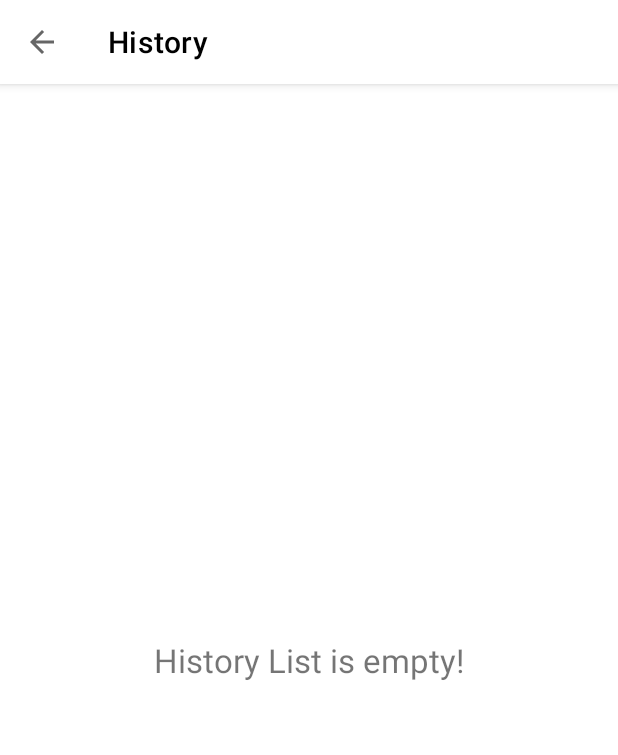
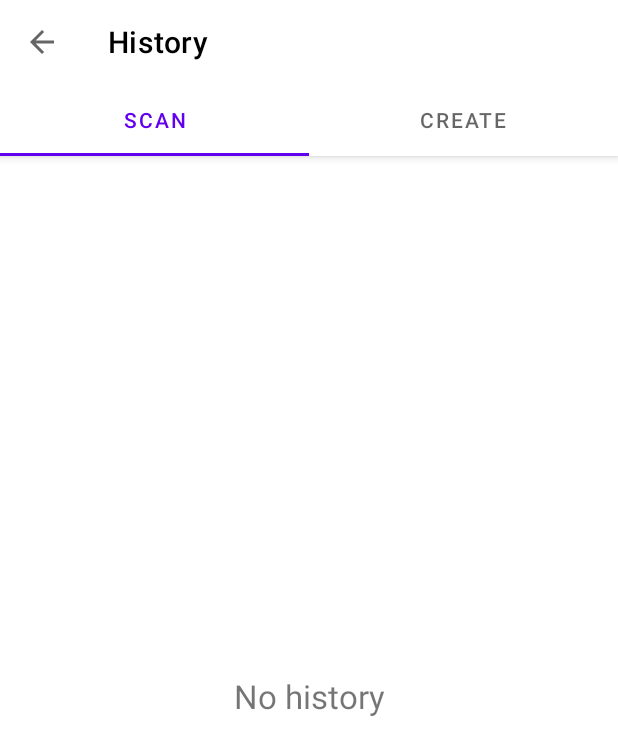
Before and after one commit to bosdroid/QRcodeapp, an Android app: the BarcodeHistoryActivity screen opened directly, with no data from a screen before it, on a phone screen of 412 x 824 dp. Shown: the top 755 px of the screen. Run offline under Robolectric (Android 15) with nearby library versions, the phone set to English and light mode, and no system bars; our stand-ins replace Room's generated code; libraries missing offline, so code that uses them is left out: com.downloader, com.downloader.request.

Commit message:
History screen design refactoring done

```diff
--- /dev/null
+++ b/app/src/main/java/com/expert/qrgenerator/adapters/ViewPagerAdapter.kt
@@ -0,0 +1,24 @@
+package com.expert.qrgenerator.adapters
+
+import androidx.fragment.app.Fragment
+import androidx.fragment.app.FragmentManager
+import androidx.lifecycle.Lifecycle
+import androidx.viewpager2.adapter.FragmentStateAdapter
+import com.expert.qrgenerator.view.fragments.CreateFragment
+import com.expert.qrgenerator.view.fragments.ScanFragment
+
+
+class ViewPagerAdapter(fragmentManager: FragmentManager, lifecycle: Lifecycle) : FragmentStateAdapter(fragmentManager,lifecycle){
+
+    override fun createFragment(position: Int): Fragment {
+        when (position) {
+            1 -> return CreateFragment()
+        }
+        return ScanFragment()
+    }
+
+    override fun getItemCount(): Int {
+        return 2
+    }
+
+}
--- a/app/src/main/java/com/expert/qrgenerator/model/CodeHistory.kt
+++ b/app/src/main/java/com/expert/qrgenerator/model/CodeHistory.kt
@@ -14,7 +14,7 @@ data class CodeHistory (
         @ColumnInfo(name = "type") var type:String, // QR CODE TYPE -> TEXT,LINK,CONTACT, ETC
         @ColumnInfo(name = "userType") var userType:String, // FREE,PREMIUM
         @ColumnInfo(name = "codeType") var codeType:String, // BARCODE OR QR
-        @ColumnInfo(name = "createdType") var createdType:String, // SCAN OR GENERATE
+        @ColumnInfo(name = "createdType") var createdType:String, // SCAN OR CREATE
         @ColumnInfo(name = "localImagePath") var localImagePath:String,
         @ColumnInfo(name = "isDynamic") var isDynamic:Int, // 0 OR 1
         @ColumnInfo(name = "generatedUrl") var generatedUrl:String = "",
--- a/app/src/main/java/com/expert/qrgenerator/room/AppViewModel.kt
+++ b/app/src/main/java/com/expert/qrgenerator/room/AppViewModel.kt
@@ -11,10 +11,14 @@ class AppViewModel(application: Application) : AndroidViewModel(application) {
     private var repository : DatabaseRepository = DatabaseRepository(application)
     private var dynamicQrCodes : LiveData<List<QREntity>>
     private var allQRCodeHistory: LiveData<List<CodeHistory>>
+    private var allScanQRCodeHistory: LiveData<List<CodeHistory>>
+    private var allCreateQRCodeHistory: LiveData<List<CodeHistory>>
 
     init {
         dynamicQrCodes = repository.getAllDynamicQrCodes()
         allQRCodeHistory = repository.getAllQRCodeHistory()
+        allScanQRCodeHistory = repository.getAllScanQRCodeHistory()
+        allCreateQRCodeHistory = repository.getAllCreateQRCodeHistory()
     }
 
     public fun insert(qrHistory: CodeHistory){
@@ -36,4 +40,12 @@ class AppViewModel(application: Application) : AndroidViewModel(application) {
     public fun getAllQRCodeHistory():LiveData<List<CodeHistory>>{
         return allQRCodeHistory
     }
+
+    public fun getAllScanQRCodeHistory():LiveData<List<CodeHistory>>{
+        return allScanQRCodeHistory
+    }
+
+    public fun getAllCreateQRCodeHistory():LiveData<List<CodeHistory>>{
+        return allCreateQRCodeHistory
+    }
 }
--- a/app/src/main/java/com/expert/qrgenerator/room/DatabaseRepository.kt
+++ b/app/src/main/java/com/expert/qrgenerator/room/DatabaseRepository.kt
@@ -14,12 +14,16 @@ class DatabaseRepository(application: Application) {
     private var scope = CoroutineScope(Dispatchers.IO)
     private var dynamicQrList: LiveData<List<QREntity>>
     private var allQRCodeHistory: LiveData<List<CodeHistory>>
+    private var allScanQRCodeHistory: LiveData<List<CodeHistory>>
+    private var allCreateQRCodeHistory: LiveData<List<CodeHistory>>
 
     init {
         val appDatabase = AppDatabase.getInstance(application)
         qrDao = appDatabase.qrDao()
         dynamicQrList = qrDao.getAllDynamicQrCodes()
         allQRCodeHistory = qrDao.getAllQRCodeHistory()
+        allScanQRCodeHistory = qrDao.getAllScanQRCodeHistory()
+        allCreateQRCodeHistory = qrDao.getAllCreateQRCodeHistory()
     }
 
 
@@ -48,4 +52,12 @@ class DatabaseRepository(application: Application) {
         return allQRCodeHistory
     }
 
+    fun getAllScanQRCodeHistory():LiveData<List<CodeHistory>>{
+        return allScanQRCodeHistory
+    }
+
+    fun getAllCreateQRCodeHistory():LiveData<List<CodeHistory>>{
+        return allCreateQRCodeHistory
+    }
+
 }
--- a/app/src/main/java/com/expert/qrgenerator/room/QRDao.kt
+++ b/app/src/main/java/com/expert/qrgenerator/room/QRDao.kt
@@ -28,4 +28,12 @@ interface QRDao {
     @Query("SELECT * FROM codes_history ORDER BY qrId")
     fun getAllQRCodeHistory():LiveData<List<CodeHistory>>
 
+    // THIS FUNCTION WILL GET ALL THE QR CODES HISTORY
+    @Query("SELECT * FROM codes_history WHERE createdType='scan' ORDER BY qrId")
+    fun getAllScanQRCodeHistory():LiveData<List<CodeHistory>>
+
+    // THIS FUNCTION WILL GET ALL THE QR CODES HISTORY
+    @Query("SELECT * FROM codes_history WHERE createdType='create' ORDER BY qrId")
+    fun getAllCreateQRCodeHistory():LiveData<List<CodeHistory>>
+
 }
--- a/app/src/main/java/com/expert/qrgenerator/view/activities/BarcodeHistoryActivity.kt
+++ b/app/src/main/java/com/expert/qrgenerator/view/activities/BarcodeHistoryActivity.kt
@@ -1,30 +1,24 @@
 package com.expert.qrgenerator.view.activities
 
 import android.content.Context
-import android.content.Intent
 import android.os.Bundle
-import android.view.View
 import androidx.appcompat.widget.Toolbar
 import androidx.core.content.ContextCompat
-import androidx.lifecycle.Observer
-import androidx.lifecycle.ViewModelProvider
-import androidx.recyclerview.widget.LinearLayoutManager
-import androidx.recyclerview.widget.RecyclerView
+import androidx.fragment.app.FragmentManager
+import androidx.viewpager2.widget.ViewPager2
 import com.expert.qrgenerator.R
-import com.expert.qrgenerator.adapters.QrCodeHistoryAdapter
-import com.expert.qrgenerator.model.CodeHistory
-import com.expert.qrgenerator.room.AppViewModel
-import com.google.android.material.textview.MaterialTextView
+import com.expert.qrgenerator.adapters.ViewPagerAdapter
+import com.google.android.material.tabs.TabLayout
+
 
 class BarcodeHistoryActivity : BaseActivity() {
 
     private lateinit var context:Context
     private lateinit var toolbar: Toolbar
-    private lateinit var qrCodeHistoryRecyclerView: RecyclerView
-    private lateinit var emptyView:MaterialTextView
-    private var qrCodeHistoryList = mutableListOf<CodeHistory>()
-    private lateinit var adapter:QrCodeHistoryAdapter
-    private lateinit var appViewModel: AppViewModel
+    var tabLayout: TabLayout? = null
+    var pager2: ViewPager2? = null
+    var viewPagerAdapter: ViewPagerAdapter? = null
+
 
     override fun onCreate(savedInstanceState: Bundle?) {
         super.onCreate(savedInstanceState)
@@ -32,32 +26,46 @@ class BarcodeHistoryActivity : BaseActivity() {
 
         initViews()
         setUpToolbar()
-        getDisplayHistory()
+        setUpViewPager()
     }
 
 
     private fun initViews(){
         context = this
-        appViewModel = ViewModelProvider(
-            this,
-            ViewModelProvider.AndroidViewModelFactory(this.application)
-        ).get(AppViewModel::class.java)
         toolbar = findViewById(R.id.toolbar)
-        emptyView = findViewById(R.id.emptyView)
-        qrCodeHistoryRecyclerView = findViewById(R.id.qr_code_history_recyclerview)
-        qrCodeHistoryRecyclerView.layoutManager = LinearLayoutManager(context)
-        qrCodeHistoryRecyclerView.hasFixedSize()
-        adapter = QrCodeHistoryAdapter(context, qrCodeHistoryList as ArrayList<CodeHistory>)
-        qrCodeHistoryRecyclerView.adapter = adapter
-        adapter.setOnClickListener(object : QrCodeHistoryAdapter.OnItemClickListener{
-            override fun onItemClick(position: Int) {
-              val historyItem = qrCodeHistoryList[position]
-//                showAlert(context,historyItem.toString())
-                val intent = Intent(context,CodeDetailActivity::class.java)
-                intent.putExtra("HISTORY_ITEM",historyItem)
-                startActivity(intent)
+        tabLayout = findViewById(R.id.tab_layout)
+        pager2 = findViewById(R.id.viewpager)
+    }
+
+    private fun setUpViewPager(){
+        val fm: FragmentManager = supportFragmentManager
+        viewPagerAdapter = ViewPagerAdapter(fm, lifecycle)
+        pager2!!.adapter = viewPagerAdapter
+
+        tabLayout!!.addTab(tabLayout!!.newTab().setText(getString(R.string.scan)))
+        tabLayout!!.addTab(tabLayout!!.newTab().setText(getString(R.string.create)))
+
+        tabLayout!!.addOnTabSelectedListener(object : TabLayout.OnTabSelectedListener{
+            override fun onTabSelected(tab: TabLayout.Tab?) {
+                pager2!!.currentItem = tab!!.position
+            }
+
+            override fun onTabUnselected(tab: TabLayout.Tab?) {
+
+            }
+
+            override fun onTabReselected(tab: TabLayout.Tab?) {
+
+            }
+
+        })
+
+        pager2!!.registerOnPageChangeCallback(object : ViewPager2.OnPageChangeCallback() {
+            override fun onPageSelected(position: Int) {
+                tabLayout!!.selectTab(tabLayout!!.getTabAt(position))
             }
         })
+
     }
 
     private fun setUpToolbar(){
@@ -67,22 +75,4 @@ class BarcodeHistoryActivity : BaseActivity() {
         toolbar.setTitleTextColor(ContextCompat.getColor(context, R.color.black))
     }
 
-    private fun getDisplayHistory(){
-        startLoading(context)
-       appViewModel.getAllQRCodeHistory().observe(this, Observer { list ->
-           dismiss()
-           if (list.isNotEmpty()){
-               qrCodeHistoryList.clear()
-               emptyView.visibility = View.GONE
-               qrCodeHistoryRecyclerView.visibility = View.VISIBLE
-               qrCodeHistoryList.addAll(list)
-               adapter.notifyDataSetChanged()
-           }
-           else
-           {
-               qrCodeHistoryRecyclerView.visibility = View.GONE
-               emptyView.visibility = View.VISIBLE
-           }
-       })
-    }
 }
--- /dev/null
+++ b/app/src/main/java/com/expert/qrgenerator/view/fragments/ScanFragment.kt
@@ -0,0 +1,87 @@
+package com.expert.qrgenerator.view.fragments
+
+import android.content.Context
+import android.content.Intent
+import android.os.Bundle
+import androidx.fragment.app.Fragment
+import android.view.LayoutInflater
+import android.view.View
+import android.view.ViewGroup
+import androidx.lifecycle.Observer
+import androidx.lifecycle.ViewModelProvider
+import androidx.recyclerview.widget.LinearLayoutManager
+import androidx.recyclerview.widget.RecyclerView
+import com.expert.qrgenerator.R
+import com.expert.qrgenerator.adapters.QrCodeHistoryAdapter
+import com.expert.qrgenerator.model.CodeHistory
+import com.expert.qrgenerator.room.AppViewModel
+import com.expert.qrgenerator.view.activities.BaseActivity
+import com.expert.qrgenerator.view.activities.CodeDetailActivity
+import com.google.android.material.textview.MaterialTextView
+
+
+class ScanFragment : Fragment() {
+
+    private lateinit var qrCodeHistoryRecyclerView: RecyclerView
+    private lateinit var emptyView: MaterialTextView
+    private var qrCodeHistoryList = mutableListOf<CodeHistory>()
+    private lateinit var adapter: QrCodeHistoryAdapter
+    private lateinit var appViewModel: AppViewModel
+
+    override fun onAttach(context: Context) {
+        super.onAttach(context)
+        appViewModel = ViewModelProvider(
+            this,
+            ViewModelProvider.AndroidViewModelFactory(requireActivity().application)
+        ).get(AppViewModel::class.java)
+    }
+
+    override fun onCreateView(
+        inflater: LayoutInflater, container: ViewGroup?,
+        savedInstanceState: Bundle?
+    ): View? {
+        // Inflate the layout for this fragment
+        val v = inflater.inflate(R.layout.fragment_scan, container, false)
+
+        initViews(v)
+        getDisplayScanHistory()
+        return v
+    }
+
+    private fun initViews(view:View){
+        emptyView = view.findViewById(R.id.emptyView)
+        qrCodeHistoryRecyclerView = view.findViewById(R.id.qr_code_history_recyclerview)
+        qrCodeHistoryRecyclerView.layoutManager = LinearLayoutManager(context)
+        qrCodeHistoryRecyclerView.hasFixedSize()
+        adapter = QrCodeHistoryAdapter(requireActivity(), qrCodeHistoryList as ArrayList<CodeHistory>)
+        qrCodeHistoryRecyclerView.adapter = adapter
+        adapter.setOnClickListener(object : QrCodeHistoryAdapter.OnItemClickListener{
+            override fun onItemClick(position: Int) {
+                val historyItem = qrCodeHistoryList[position]
+//                showAlert(context,historyItem.toString())
+                val intent = Intent(context, CodeDetailActivity::class.java)
+                intent.putExtra("HISTORY_ITEM",historyItem)
+                startActivity(intent)
+            }
+        })
+    }
+
+    private fun getDisplayScanHistory(){
+        BaseActivity.startLoading(requireActivity())
+        appViewModel.getAllScanQRCodeHistory().observe(this, Observer { list ->
+            BaseActivity.dismiss()
+            if (list.isNotEmpty()){
+                qrCodeHistoryList.clear()
+                emptyView.visibility = View.GONE
+                qrCodeHistoryRecyclerView.visibility = View.VISIBLE
+                qrCodeHistoryList.addAll(list)
+                adapter.notifyDataSetChanged()
+            }
+            else
+            {
+                qrCodeHistoryRecyclerView.visibility = View.GONE
+                emptyView.visibility = View.VISIBLE
+            }
+        })
+    }
+}
--- a/app/src/main/res/layout/activity_barcode_history.xml
+++ b/app/src/main/res/layout/activity_barcode_history.xml
@@ -27,30 +27,25 @@
             android:gravity="center_vertical"
             />
 
+        <com.google.android.material.tabs.TabLayout
+            android:layout_width="match_parent"
+            android:layout_height="wrap_content"
+            app:tabMode="fixed"
+            app:tabGravity="fill"
+            android:id="@+id/tab_layout"
+            />
+
     </com.google.android.material.appbar.AppBarLayout>
 
-    <androidx.recyclerview.widget.RecyclerView
+    <androidx.viewpager2.widget.ViewPager2
         android:layout_width="match_parent"
         android:layout_height="0dp"
-        android:id="@+id/qr_code_history_recyclerview"
         app:layout_constraintStart_toStartOf="parent"
         app:layout_constraintEnd_toEndOf="parent"
         app:layout_constraintTop_toBottomOf="@id/app_bar_layout"
         app:layout_constraintBottom_toBottomOf="parent"
-        tools:listitem="@layout/qr_code_history_item_design"
+        android:id="@+id/viewpager"
         />
 
-    <com.google.android.material.textview.MaterialTextView
-        android:layout_width="wrap_content"
-        android:layout_height="wrap_content"
-        android:text="@string/history_empty_list_text"
-        app:layout_constraintStart_toStartOf="parent"
-        app:layout_constraintEnd_toEndOf="parent"
-        app:layout_constraintTop_toBottomOf="@id/app_bar_layout"
-        app:layout_constraintBottom_toBottomOf="parent"
-        android:textSize="@dimen/xlargeText"
-        android:id="@+id/emptyView"
-        android:visibility="gone"
-        />
 
 </androidx.constraintlayout.widget.ConstraintLayout>
--- /dev/null
+++ b/app/src/main/res/layout/fragment_scan.xml
@@ -0,0 +1,34 @@
+<?xml version="1.0" encoding="utf-8"?>
+<androidx.constraintlayout.widget.ConstraintLayout xmlns:android="http://schemas.android.com/apk/res/android"
+    xmlns:tools="http://schemas.android.com/tools"
+    android:layout_width="match_parent"
+    android:layout_height="match_parent"
+    xmlns:app="http://schemas.android.com/apk/res-auto"
+    tools:context=".view.fragments.ScanFragment">
+
+    <androidx.recyclerview.widget.RecyclerView
+        android:layout_width="match_parent"
+        android:layout_height="0dp"
+        android:id="@+id/qr_code_history_recyclerview"
+        app:layout_constraintStart_toStartOf="parent"
+        app:layout_constraintEnd_toEndOf="parent"
+        app:layout_constraintTop_toTopOf="parent"
+        app:layout_constraintBottom_toBottomOf="parent"
+        tools:listitem="@layout/qr_code_history_item_design"
+        />
+
+    <com.google.android.material.textview.MaterialTextView
+        android:layout_width="wrap_content"
+        android:layout_height="wrap_content"
+        android:text="@string/history_empty_list_text"
+        app:layout_constraintStart_toStartOf="parent"
+        app:layout_constraintEnd_toEndOf="parent"
+        app:layout_constraintTop_toTopOf="parent"
+        app:layout_constraintBottom_toBottomOf="parent"
+        android:textSize="@dimen/xlargeText"
+        android:id="@+id/emptyView"
+        android:visibility="gone"
+        />
+
+
+</androidx.constraintlayout.widget.ConstraintLayout>
--- a/app/src/main/res/values/strings.xml
+++ b/app/src/main/res/values/strings.xml
@@ -17,7 +17,7 @@
     <string name="design_customization">Design Customization</string>
     <string name="share_qr_image">Share QR Image</string>
     <string name="qr_code_history">History</string>
-    <string name="history_empty_list_text">History List is empty!</string>
+    <string name="history_empty_list_text">No history</string>
     <string name="dynamic_mode_text">"Dynamic Mode  "</string>
     <string name="dynamic_empty_list_text">Dynamic QR list is empty!</string>
     <string name="share_top_heading_text">All QR  Codes saved locally on device. You always can use them in history sections.</string>
@@ -98,7 +98,11 @@
     <string name="feedback_qr">Feedback QR</string>
     <string name="code_detail_text">Code Detail</string>
     <string name="copy_text">Copy</string>
-    <string name="search_web_text">search<br/>in web</string>
+    <string name="search_web_text">search<br />in web</string>
     <string name="save_text">Save</string>
     <string name="share_using">share with</string>
+    <!-- TODO: Remove or change this placeholder text -->
+    <string name="hello_blank_fragment">Hello blank fragment</string>
+    <string name="scan">Scan</string>
+    <string name="create">Create</string>
 </resources>
```
Also changed, not shown: app/src/main/java/com/expert/qrgenerator/view/fragments/CreateFragment.kt (added, +88 -0 lines), app/src/main/res/layout/fragment_create.xml (added, +34 -0 lines).
